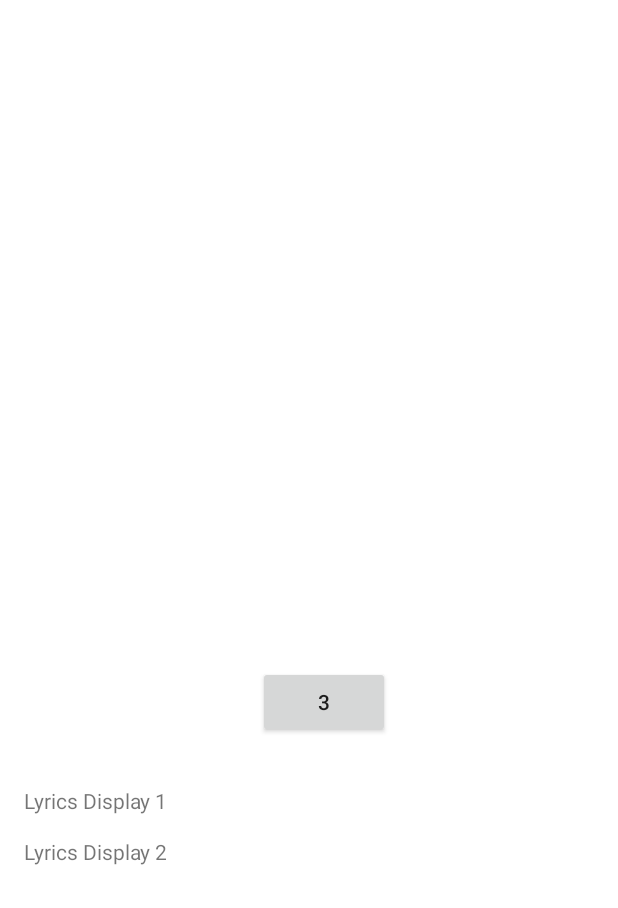
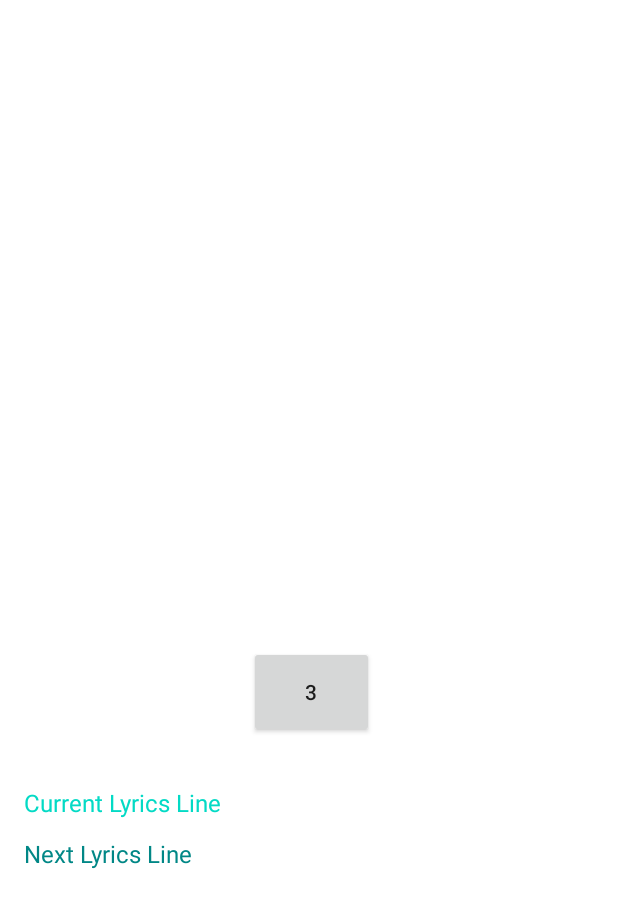
Before and after one commit to RobPeissig/KaraOK, an Android app: the LiveEffectDemo screen opened directly, with no data from a screen before it, on a phone screen of 412 x 824 dp. Shown: the top 908 px of the screen. Run offline under Robolectric (Android 15) with nearby library versions, the phone set to English and light mode, and no system bars; our stand-ins replace Firebase (no records; nobody signed in at launch, a user with empty details on screens opened directly); 10 statements that could not run were skipped.

Commit message:
Usability Updates

```diff
--- a/app/src/main/res/layout-v21/activity_liveeffect_demo.xml
+++ b/app/src/main/res/layout-v21/activity_liveeffect_demo.xml
@@ -23,42 +23,38 @@
     tools:layout_editor_absoluteY="81dp">
 
 
+    <Button
+        android:id="@+id/button_toggle_effect"
+        android:layout_width="83dp"
+        android:layout_height="61dp"
+        android:layout_marginTop="30dp"
+        android:clickable="false"
+        android:gravity="center"
+        android:text="@string/start_effect"
+        android:textAllCaps="false"
+        app:layout_constraintEnd_toEndOf="parent"
+        app:layout_constraintHorizontal_bias="0.506"
+        app:layout_constraintStart_toStartOf="parent"
+        app:layout_constraintTop_toBottomOf="@+id/playback_devices_spinner" />
+
     <com.google.oboe.samples.audio_device.AudioDeviceSpinner
         android:id="@+id/recording_devices_spinner"
         android:layout_width="wrap_content"
         android:layout_height="wrap_content"
-        android:layout_marginStart="@dimen/activity_horizontal_margin"
         android:layout_marginLeft="@dimen/activity_horizontal_margin"
         android:layout_marginTop="16dp"
+        android:visibility="invisible"
         app:layout_constraintLeft_toLeftOf="parent"
-        app:layout_constraintTop_toTopOf="@id/button_toggle_effect"
-        android:visibility="invisible"/>
-
+        app:layout_constraintTop_toTopOf="@id/button_toggle_effect" />
 
     <com.google.oboe.samples.audio_device.AudioDeviceSpinner
         android:id="@+id/playback_devices_spinner"
         android:layout_width="wrap_content"
         android:layout_height="wrap_content"
-        android:layout_marginStart="@dimen/activity_horizontal_margin"
         android:layout_marginLeft="@dimen/activity_horizontal_margin"
-        android:layout_marginTop="0dp"
+        android:visibility="invisible"
         app:layout_constraintLeft_toLeftOf="parent"
-        app:layout_constraintTop_toBottomOf="@+id/recording_devices_spinner"
-        android:visibility="invisible"/>
-
-    <Button
-        android:id="@+id/button_toggle_effect"
-        android:layout_width="wrap_content"
-        android:layout_height="wrap_content"
-        android:layout_marginTop="72dp"
-        android:gravity="center"
-        android:text="@string/start_effect"
-        android:textAllCaps="false"
-        android:clickable="false"
-        app:layout_constraintEnd_toEndOf="parent"
-        app:layout_constraintHorizontal_bias="0.53"
-        app:layout_constraintStart_toStartOf="parent"
-        app:layout_constraintTop_toBottomOf="@+id/playback_devices_spinner" />
+        app:layout_constraintTop_toBottomOf="@+id/recording_devices_spinner" />
 
     <TextView
         android:id="@+id/ld1"
@@ -67,7 +63,9 @@
         android:layout_marginStart="@dimen/activity_horizontal_margin"
         android:layout_marginEnd="@dimen/activity_horizontal_margin"
         android:layout_marginTop="@dimen/activity_vertical_group_margin"
-        android:text="Lyrics Display 1"
+        android:text="Current Lyrics Line"
+        android:textColor="@color/teal_200"
+        android:textSize="@dimen/activity_horizontal_margin"
         app:layout_constraintStart_toStartOf="parent"
         app:layout_constraintEnd_toEndOf="parent"
         app:layout_constraintTop_toBottomOf="@+id/button_toggle_effect"
@@ -78,7 +76,9 @@
         android:layout_height="200dp"
         android:layout_marginStart="@dimen/activity_horizontal_margin"
         android:layout_marginEnd="@dimen/activity_horizontal_margin"
-        android:text="Lyrics Display 2"
+        android:text="Next Lyrics Line"
+        android:textColor="@color/teal_700"
+        android:textSize="@dimen/activity_horizontal_margin"
         app:layout_constraintStart_toStartOf="parent"
         app:layout_constraintEnd_toEndOf="parent"
         app:layout_constraintTop_toBottomOf="@+id/button_toggle_effect"
```
